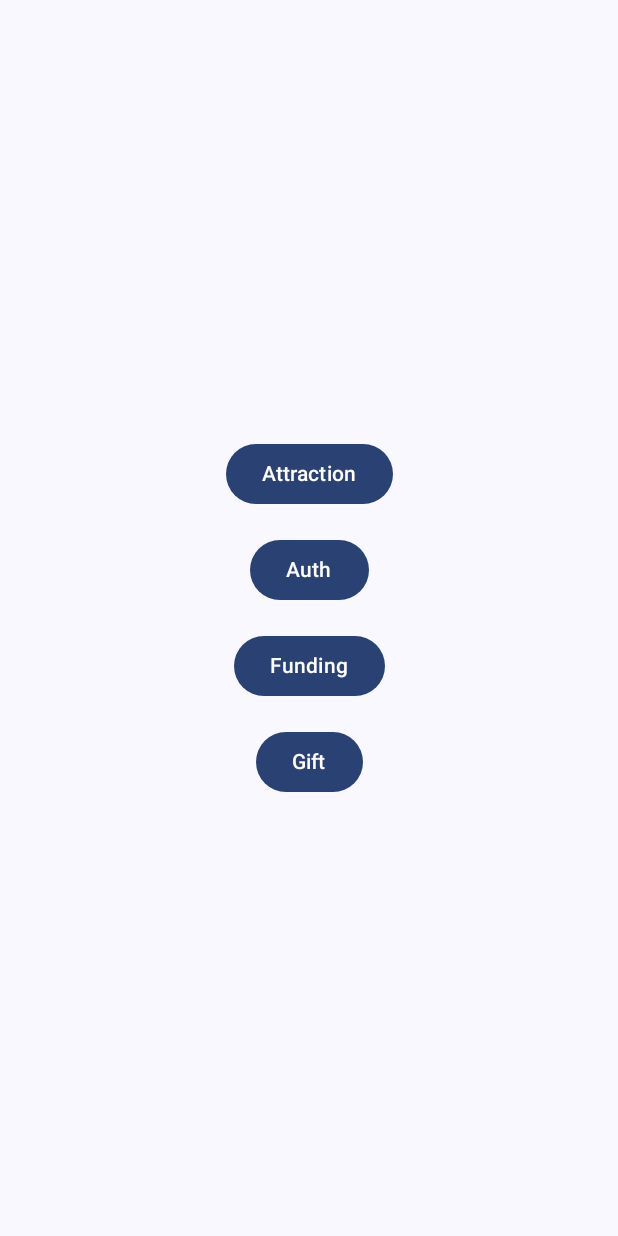
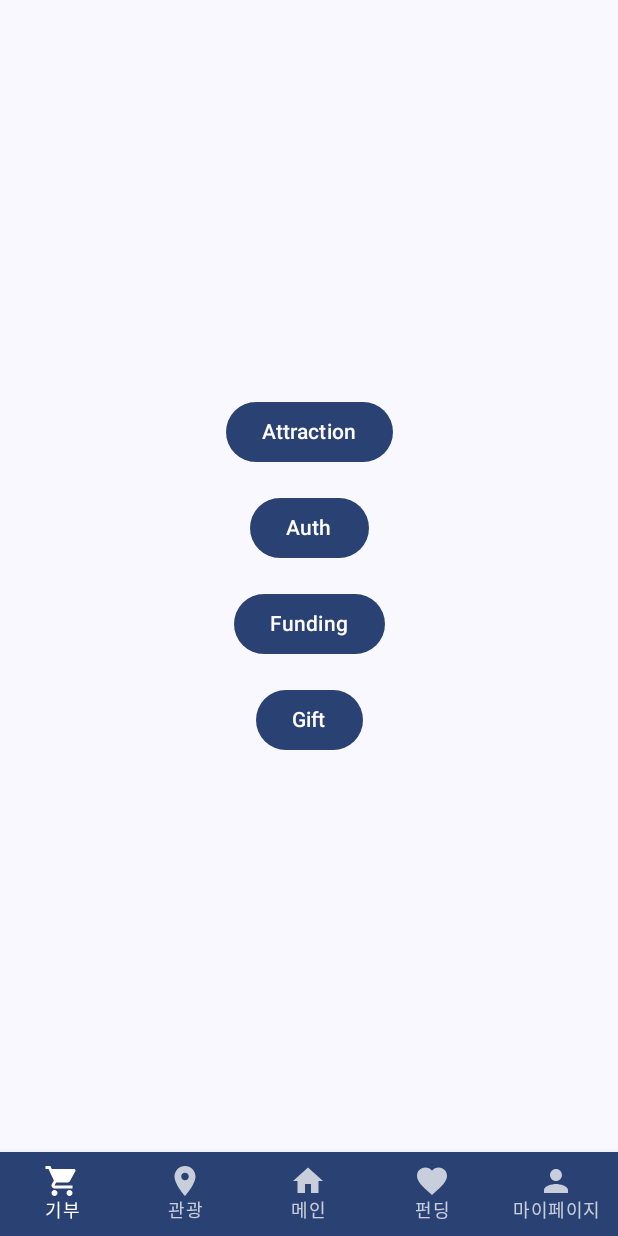
Before and after one commit to MyCoooi/GIVU-TAKE, an Android app built with Jetpack Compose: the screen it shows after launch (MainActivity), on a phone screen of 412 x 824 dp. Run offline under Robolectric (Android 15) with nearby library versions, the phone set to English and light mode, and no system bars.

Commit message:
[FE] feat #17 : 공통 하단 네비바

```diff
--- a/frontend/android/app/src/main/java/com/project/givuandtake/MainActivity.kt
+++ b/frontend/android/app/src/main/java/com/project/givuandtake/MainActivity.kt
@@ -3,10 +3,31 @@ package com.project.givuandtake
 import android.os.Bundle
 import androidx.activity.ComponentActivity
 import androidx.activity.compose.setContent
+import androidx.compose.foundation.layout.Column
 import androidx.compose.foundation.layout.fillMaxSize
+import androidx.compose.foundation.layout.size
+import androidx.compose.material.BottomNavigation
+import androidx.compose.material.BottomNavigationItem
+import androidx.compose.material.FloatingActionButton
+import androidx.compose.material.Icon
+import androidx.compose.material.Text
+import androidx.compose.material.icons.Icons
+import androidx.compose.material.icons.filled.AccountCircle
+import androidx.compose.material.icons.filled.Favorite
+import androidx.compose.material.icons.filled.Home
+import androidx.compose.material.icons.filled.Info
+import androidx.compose.material.icons.filled.LocationOn
+import androidx.compose.material.icons.filled.Person
+import androidx.compose.material.icons.filled.ShoppingCart
 import androidx.compose.material3.MaterialTheme
 import androidx.compose.material3.Surface
+import androidx.compose.runtime.Composable
+import androidx.compose.runtime.getValue
+import androidx.compose.runtime.mutableStateOf
+import androidx.compose.runtime.remember
+import androidx.compose.runtime.setValue
 import androidx.compose.ui.Modifier
+import androidx.navigation.NavController
 import androidx.navigation.compose.NavHost
 import androidx.navigation.compose.composable
 import androidx.navigation.compose.rememberNavController
@@ -24,31 +45,37 @@ class MainActivity : ComponentActivity() {
         setContent {
             GivuAndTakeTheme {
                 val navController = rememberNavController() // NavController 생성
+                var selectedItem by remember { mutableStateOf(0) } // 선택된 항목 상태 추가
 
                 // A surface container using the 'background' color from the theme
                 Surface(
                     modifier = Modifier.fillMaxSize(),
                     color = MaterialTheme.colorScheme.background
                 ) {
-                    NavHost(navController = navController, startDestination = "mainpage") {
+                    // 화면 상단에 NavHost, 하단에 BottomNavBar 배치
+                    Column {
+                        NavHost(navController = navController, startDestination = "mainpage", modifier = Modifier.weight(1f)) {
                             composable("mainpage") { MainPage(navController) }
-//                        composable("attraction") { AttractionPage(navController) }
-//                        composable("auth") { AuthPage(navController) }
                             composable("funding") { FundingMainPage(navController) }
                             composable("funding_detail/{title}/{location}/{startDate}/{endDate}/{nowAmount}/{goalAmount}/{imageUrl}") { backStackEntry ->
                                 val fundingCard = MainFundingCard(backStackEntry)
                                 FundingDetailPage(
                                     fundingCard = fundingCard,
                                     onBackClick = {
-                                    navController.popBackStack()  // This will handle back navigation
+                                        navController.popBackStack()  // 뒤로가기 처리
                                     }
                                 )
                             }
-
+                            //composable("attraction") { AttractionPage(navController) }
+                            //composable("auth") { AuthPage(navController) }
                             composable("gift") { GiftPage(navController) }
                             composable("gift_page_detail/{itemIndex}") { backStackEntry ->
                                 val itemIndex = backStackEntry.arguments?.getString("itemIndex")?.toIntOrNull() ?: 0
                                 GiftPageDetail(itemIndex)
+                            }
+                        }
+                        BottomNavBar(navController, selectedItem) { newIndex ->
+                            selectedItem = newIndex
                         }
                     }
                 }
@@ -56,8 +83,7 @@ class MainActivity : ComponentActivity() {
         }
     }
 
-
-
+    // MainFundingCard 함수 위치 조정 (NavHost 외부에 위치해야 함)
     fun MainFundingCard(backStackEntry: androidx.navigation.NavBackStackEntry): FundingCard {
         val title = backStackEntry.arguments?.getString("title") ?: ""
         val location = backStackEntry.arguments?.getString("location") ?: ""
@@ -77,3 +103,57 @@ class MainActivity : ComponentActivity() {
         )
     }
 }
+
+@Composable
+fun BottomNavBar(navController: NavController, selectedItem: Int, onItemSelected: (Int) -> Unit) {
+    BottomNavigation(
+        backgroundColor = MaterialTheme.colorScheme.primary,  // 네비게이션 바 배경 색상
+        contentColor = MaterialTheme.colorScheme.onPrimary    // 기본 아이템 텍스트 및 아이콘 색상
+    ) {
+        BottomNavigationItem(
+            icon = { Icon(Icons.Default.ShoppingCart, contentDescription = null) },
+            label = { Text("기부") },
+            selected = selectedItem == 0,
+            onClick = {
+                onItemSelected(0)
+                navController.navigate("gift") // 펀딩 페이지로 이동
+            }
+        )
+        BottomNavigationItem(
+            icon = { Icon(Icons.Default.LocationOn, contentDescription = null) },
+            label = { Text("관광") },
+            selected = selectedItem == 1,
+            onClick = {
+                onItemSelected(1)
+                navController.navigate("mainpage")
+            }
+        )
+        BottomNavigationItem(
+            icon = { Icon(Icons.Default.Home, contentDescription = null) },
+            label = { Text("메인") },
+            selected = selectedItem == 2,
+            onClick = {
+                onItemSelected(2)
+                navController.navigate("mainpage")
+            }
+        )
+        BottomNavigationItem(
+            icon = { Icon(Icons.Default.Favorite, contentDescription = null) },
+            label = { Text("펀딩") },
+            selected = selectedItem == 3,
+            onClick = {
+                onItemSelected(3)
+                navController.navigate("funding")
+            }
+        )
+        BottomNavigationItem(
+            icon = { Icon(Icons.Default.Person, contentDescription = null) },
+            label = { Text("마이페이지") },
+            selected = selectedItem == 4,
+            onClick = {
+                onItemSelected(4)
+                navController.navigate("mainpage")
+            }
+        )
+    }
+}
```
Lines whose indentation alone changed are shown as unchanged.
